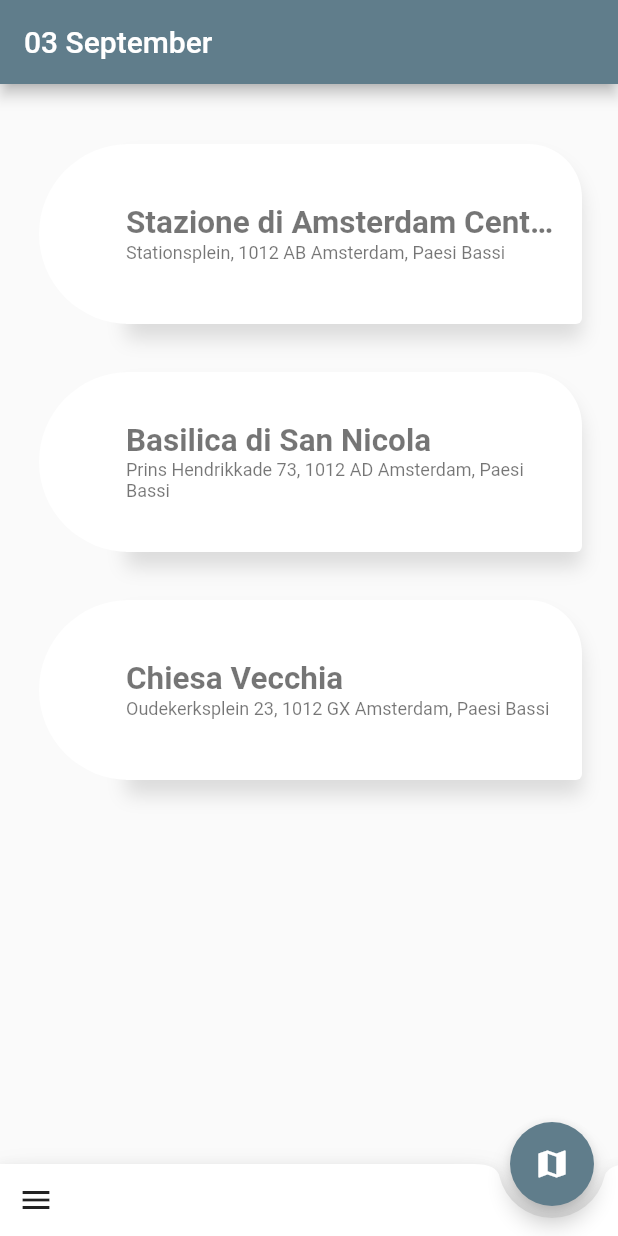
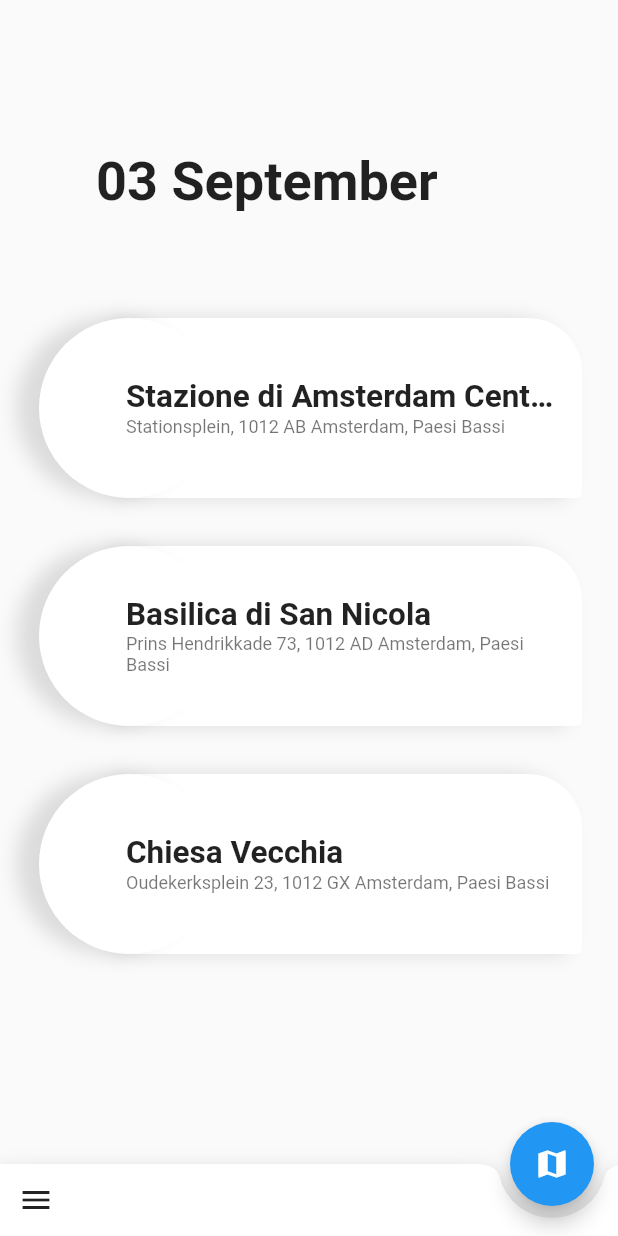
Before and after one commit to battagliandrea/ourjourneys, a Flutter app: the screen it shows after launch, on a phone screen of 412 x 824 dp. Run offline on Flutter 3.47's test engine with Material 2 defaults, Android fonts, the phone set to English and light mode, and no system bars; our stand-ins replace bloc, equatable, flutter_bloc, google_maps_flutter.

Commit message:
OJ - Poi list
- List UI
- Data handler

```diff
--- a/lib/domain/bloc/daylist/daylist_bloc.dart
+++ b/lib/domain/bloc/daylist/daylist_bloc.dart
@@ -13,8 +13,8 @@ class DayBloc extends Bloc<DaysEvent, DaysState> {
       try{
 
         var days = await Injector.providePoiRepository().fetchDays();
-        var selectedDay = days.firstWhere((d) => d.index == event.selected);
-        yield DaysLoaded(days, selectedDay);
+//        var selectedDay = days.firstWhere((d) => d.index == event.selected);
+        yield DaysLoaded(days);
 
       } catch(_){
         yield DayError();
--- a/lib/domain/bloc/daylist/daylist_state.dart
+++ b/lib/domain/bloc/daylist/daylist_state.dart
@@ -18,9 +18,8 @@ class DayError extends DaysState {
 
 class DaysLoaded extends DaysState {
   final List<Day> days;
-  final Day selectedDay;
 
-  DaysLoaded(this.days, this.selectedDay) : super([days, selectedDay]);
+  DaysLoaded(this.days) : super([days]);
 
 //  DaysLoaded copyWith({
 //    List<Poi> posts,
--- a/lib/domain/bloc/poilist/poilist_bloc.dart
+++ b/lib/domain/bloc/poilist/poilist_bloc.dart
@@ -12,8 +12,8 @@ class PoiBloc extends Bloc<PoiEvent, PoiState> {
     if(event is FetchPoi){
       try{
         //if (currentState is PoiUninitialized) {
-          var poi = await Injector.providePoiRepository().fetchPoi(event.index);
-          yield PoiLoaded(poi);
+          var day = await Injector.providePoiRepository().fetchDayByIndex(event.index);
+          yield PoiLoaded(day);
         //}
       } catch(_){
         yield PoiError();
--- a/lib/domain/bloc/poilist/poilist_state.dart
+++ b/lib/domain/bloc/poilist/poilist_state.dart
@@ -17,13 +17,13 @@ class PoiError extends PoiState {
 }
 
 class PoiLoaded extends PoiState {
-  final List<Poi> poi;
+  final Day day;
 
-  PoiLoaded(this.poi) : super(poi);
+  PoiLoaded(this.day) : super([day]);
 
-  PoiLoaded copyWith({
-    List<Poi> posts,
-  }){
-    return PoiLoaded(posts ?? this.poi);
-  }
+//  PoiLoaded copyWith({
+//    List<Poi> posts,
+//  }){
+//    return PoiLoaded(posts ?? this.poi);
+//  }
 }
--- a/lib/main.dart
+++ b/lib/main.dart
@@ -14,7 +14,7 @@ class MyApp extends StatelessWidget {
     return new MaterialApp(
       title: 'Flutter Demo',
       theme: new ThemeData(
-        primarySwatch: Colors.blueGrey,
+//        primarySwatch: Colors.blueGrey,
       ),
       home: new PoiListPage(),
     );
--- a/lib/presentation/views/poi_list_page.dart
+++ b/lib/presentation/views/poi_list_page.dart
@@ -14,9 +14,8 @@ import 'package:our_journeys/presentation/views/poi_detail_page.dart';
 //          PAGE
 ////////////////////////////////////////////////////////////////////////////////////////////////////////////////////
 class PoiListPage extends StatefulWidget {
-  PoiListPage({Key key, this.title }) : super(key: key);
 
-  final String title;
+  Day selectedDay;
 
   @override
   _PoiListPageState createState() => new _PoiListPageState();
@@ -27,7 +26,9 @@ class PoiListPage extends StatefulWidget {
 ////////////////////////////////////////////////////////////////////////////////////////////////////////////////////
 class _PoiListPageState extends State<PoiListPage> {
 
-  final TextStyle _H1Font = const TextStyle(color: Colors.black54, fontSize: 21.0, fontWeight: FontWeight.bold);
+  final TextStyle _H4Font = const TextStyle(color: Colors.black87, fontSize: 36.0, fontWeight: FontWeight.bold);
+  final TextStyle _H6Font = const TextStyle(color: Colors.black87, fontSize: 21.0, fontWeight: FontWeight.bold);
+
   final TextStyle _B1Font = const TextStyle(color: Colors.black54, fontSize: 12.0, fontWeight: FontWeight.normal);
   final PoiBloc _postBloc = PoiBloc();
   final DayBloc _dayBloc = DayBloc();
@@ -42,42 +43,15 @@ class _PoiListPageState extends State<PoiListPage> {
   @override
   Widget build(BuildContext context) {
     return new Scaffold(
-        appBar: _buildAppBar(),
-        body: _buildListView(),
+        body:_buildListView(),
         floatingActionButtonLocation: FloatingActionButtonLocation.endDocked,
-        floatingActionButton: BlocBuilder(
-            bloc: _dayBloc,
-            builder: (BuildContext context, DaysState state){
-              if(state is DaysLoaded){
-                return FloatingActionButton(
-                  child: const Icon(Icons.map), onPressed: () {
-                  var day = state.selectedDay;
-                  Navigator.push(context, MaterialPageRoute(builder: (context) => MapPage(day: day)));
-                },
-                );
-              }
-              return new Text("Our Journey");
-            }
+        floatingActionButton:
+        new FloatingActionButton(
+          child: const Icon(Icons.map), onPressed: () {
+            Navigator.push(context, MaterialPageRoute(builder: (context) => MapPage(day: this.widget.selectedDay)));
+          },
         ),
         bottomNavigationBar: _buildBottomAppBar()
-    );
-  }
-
-
-  ///////////////////////////////////////////////////////////////////////////////////////////////////////////////////
-  //          BOTTOM APP BAR
-  ////////////////////////////////////////////////////////////////////////////////////////////////////////////////////
-  Widget _buildAppBar() {
-    return new AppBar(
-        title: BlocBuilder(
-            bloc: _dayBloc,
-            builder: (BuildContext context, DaysState state){
-              if(state is DaysLoaded){
-                return new Text("${state.selectedDay.getFormattedDate()}");
-              }
-              return new Text("Our Journey");
-            }
-        )
     );
   }
 
@@ -108,108 +82,55 @@ class _PoiListPageState extends State<PoiListPage> {
     return BlocBuilder(
         bloc: _postBloc,
         builder: (BuildContext context, PoiState state){
-          if(state is PoiUninitialized){
-            return Center(
-                child: CircularProgressIndicator()
-            );
-          }
+          if(state is PoiLoaded){
 
-          if(state is PoiLoaded){
-            return Center(
-//                child: new ListView.builder(
-//                    padding: new EdgeInsets.symmetric(vertical: 16.0),
-//                    itemCount: state.poi.length,
-//                    itemBuilder: (BuildContext _context, int i) {
-//                      return _buildRow(_context, i, state.poi[i]);
-//                    }
-//                )
-//              child: new Expanded(
-                child: new Container(
+            this.widget.selectedDay = state.day;
+
+            return new Stack(
+              children: <Widget>[
+
+                new Container(
                   child: new CustomScrollView(
                     scrollDirection: Axis.vertical,
                     slivers: <Widget>[
+                      new SliverToBoxAdapter(
+                        child: new Container(
+                          padding: const EdgeInsets.only(top: 100.0, left: 64.0, right: 64.0),
+                          child: new Text("${state.day.getFormattedDate()}", style: _H4Font, maxLines: 1, overflow: TextOverflow.ellipsis),
+                          height: 180,
+                        ),
+                      ),
                       new SliverPadding(
-                        padding: const EdgeInsets.symmetric(vertical: 24.0),
+                        padding: const EdgeInsets.symmetric(vertical: 16.0),
                         sliver: new SliverFixedExtentList(
                           itemExtent: 152.0,
-                          delegate: new SliverChildBuilderDelegate(
-                                (context, index) => _buildRow(context, index, state.poi[index]),
-                            childCount: state.poi.length,
-
+                          delegate: new SliverChildBuilderDelegate((context, index) =>
+                              _buildRow(context, index, state.day.poi[index]),
+                            childCount: state.day.poi.length,
                           ),
                         ),
                       ),
                     ],
                   ),
                 ),
-//              )
+              ],
+            );
+
+//            return Center(
+//                child:
+//            );
+          }
+
+          else{
+            return Center(
+                child: Text('Error!!') //TODO fix error!!
             );
           }
-
-          if(state is PoiError){
-            return Center(
-                child: Text('failed to fetch posts')
-            );
-          }
-          return Container();
         }
     );
   }
 
   Widget _buildRow(context, int index, Poi poi) {
-//    return new Stack(
-//      children: <Widget>[
-//        new Row(
-//          children: <Widget>[
-//            new Expanded(
-//              child: new Container(
-//                margin: const EdgeInsets.only(left: 16.0),
-//                child: new Card(
-//                  child: InkWell(
-//                    onTap: () {
-//                      Navigator.push(context, MaterialPageRoute(builder: (context) => PoiDetailPage(poi: poi)));
-//                    },
-//                    child: new Container(
-//                      padding: new EdgeInsets.only(left:36.0, top: 24.0, bottom: 24.0, right: 24.0),
-//                      child: new Column(
-//                        crossAxisAlignment: CrossAxisAlignment.start,
-//                        children: <Widget>[
-//                          new Text("${poi.name}", style: _H1Font, maxLines: 1, overflow: TextOverflow.ellipsis),
-//                          new Text("${poi.address}", style: _B1Font)
-//                        ],
-//                      ),
-//                    ),
-//                  ),
-//                ),
-//              ),
-//            )
-//          ],
-//        ),
-//        Positioned.fill(
-//          child: Align(
-//            alignment: Alignment.centerLeft,
-//            child: _buildRoundShape(context, index),
-//          ),
-//        ),
-//      ],
-//    );
-//    return new Container(
-//      height: 124.0,
-//      margin: new EdgeInsets.only(left: 46.0, top: 8.0, right: 16.0, bottom: 8.0,),
-//      decoration: new BoxDecoration(
-//        color: Colors.white,
-//        shape: BoxShape.rectangle,
-//        borderRadius: new BorderRadius.circular(8.0),
-//        boxShadow: <BoxShadow>[
-//          new BoxShadow(
-//            color: Colors.black12,
-//            blurRadius: 10.0,
-//            offset: new Offset(0.0, 10.0),
-//          ),
-//        ],
-//      ),
-//    );
-
     return new Container(
         margin: const EdgeInsets.symmetric(
           vertical: 16.0,
@@ -231,7 +152,7 @@ class _PoiListPageState extends State<PoiListPage> {
                   new BoxShadow(
                     color: Colors.black12,
                     blurRadius: 10.0,
-                    offset: new Offset(0.0, 10.0),
+                    offset: new Offset(-10.0, 0.0),
                   ),
                 ],
               ),
@@ -249,13 +170,13 @@ class _PoiListPageState extends State<PoiListPage> {
                   decoration: new BoxDecoration(
                     shape: BoxShape.circle,
                     color: Colors.white,
-//                    boxShadow: <BoxShadow>[
-//                      new BoxShadow(
-//                        color: Colors.black12,
-//                        blurRadius: 10.0,
-//                        offset: new Offset(10.0, .0),
-//                      ),
-//                    ],
+                    boxShadow: <BoxShadow>[
+                      new BoxShadow(
+                        color: Colors.black12,
+                        blurRadius: 10.0,
+                        offset: new Offset(-15.0, 0.0),
+                      ),
+                    ],
                   )),
             ),
 
@@ -266,27 +187,14 @@ class _PoiListPageState extends State<PoiListPage> {
                 mainAxisAlignment: MainAxisAlignment.center,
                 crossAxisAlignment: CrossAxisAlignment.start,
                 children: <Widget>[
-                  new Text("${poi.name}", style: _H1Font, maxLines: 1, overflow: TextOverflow.ellipsis),
+                  new Text("${poi.name}", style: _H6Font, maxLines: 1, overflow: TextOverflow.ellipsis),
                   new Text("${poi.address}", style: _B1Font)
                 ],
               ),
             )
 
-
           ],
         )
-    );
-  }
-
-  Widget _buildRoundShape(context, int index){
-    final TextStyle _indexFont = const TextStyle(color: Colors.white, fontSize: 24.0, fontWeight: FontWeight.bold);
-    return new Container(
-      padding: const EdgeInsets.all(16.0),
-      decoration: new BoxDecoration(
-        shape: BoxShape.circle,
-        color: Colors.blueGrey,
-      ),
-      child: new Text("${++index}", style: _indexFont),
     );
   }
 
@@ -300,9 +208,6 @@ class _PoiListPageState extends State<PoiListPage> {
           return BlocBuilder(
               bloc: _dayBloc,
               builder: (BuildContext context, DaysState state){
-                if(state is DayUninitialized){
-                  return Container();
-                }
 
                 if(state is DaysLoaded){
                   return new Container(
@@ -319,7 +224,10 @@ class _PoiListPageState extends State<PoiListPage> {
                   );
                 }
 
-                return Container();
+                else {
+                  return Container();
+                }
+
               }
           );
         }
@@ -333,7 +241,7 @@ class _PoiListPageState extends State<PoiListPage> {
       onTap: () => {
         Navigator.pop(context),
         _postBloc.dispatch(FetchPoi(day.index)),
-        _dayBloc.dispatch(FetchDays(day.index))
+        //_dayBloc.dispatch(FetchDays(day.index))
       },
     );
   }
```
Also changed, not shown: lib/presentation/views/map_page.dart (+23 -17 lines).
